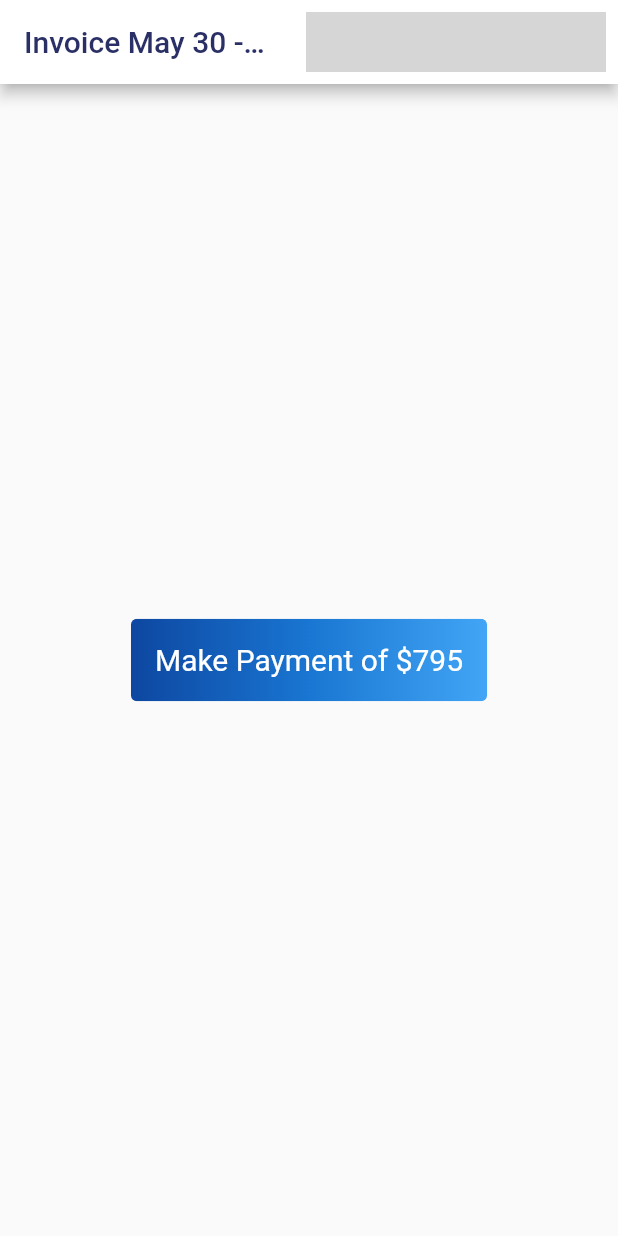
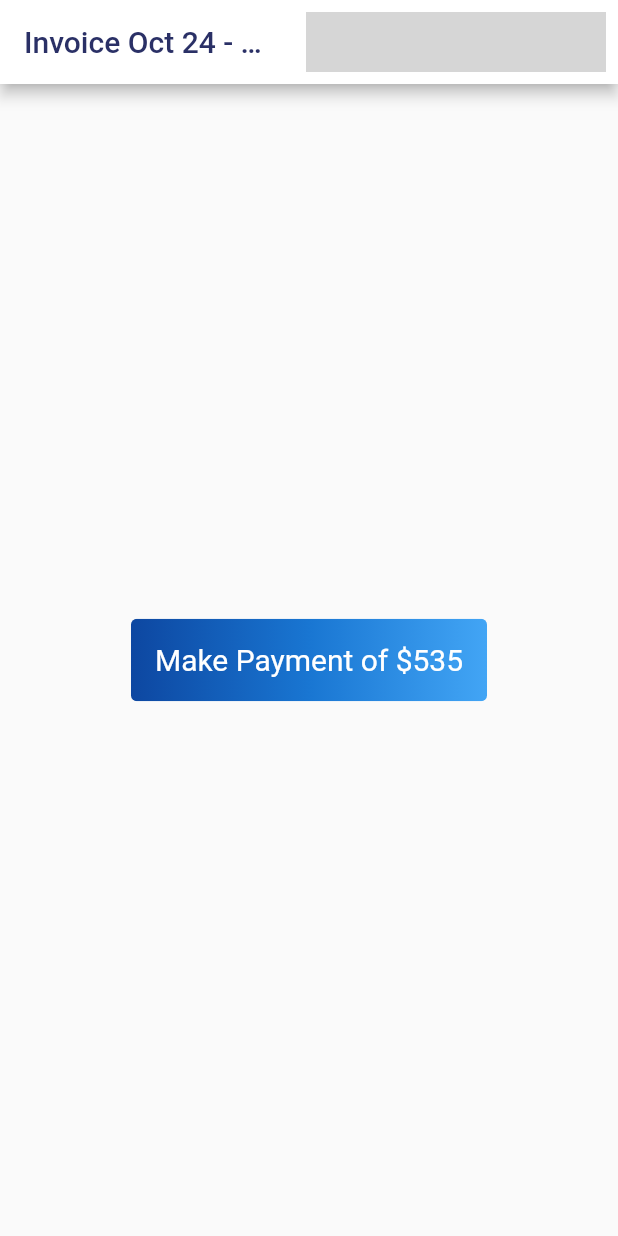
Before and after one commit to Team-Crushing-It/derosa_payment, a Flutter app: the screen it shows after launch, on a phone screen of 412 x 824 dp. Run offline on Flutter 3.47's test engine with Material 2 defaults, Android fonts, the phone set to English and light mode, and no system bars; our stand-ins replace bloc, cloud_firestore, equatable, firebase_auth, firebase_core, flutter_bloc and 1 more; missing offline and left inert: flow_builder, very_good_analysis; accounts and stored records are empty; generated files the repository leaves out were written again; network calls fail; grey boxes are pictures that could not be loaded.

Commit message:
Update home.dart

```diff
--- a/lib/home/view/home.dart
+++ b/lib/home/view/home.dart
@@ -30,8 +30,8 @@ class _HomeState extends State<Home> {
   @override
   Widget build(BuildContext context) {
     const id = 'DeRosa';
-    const title = 'May 30 - June 5';
-    const price = '795';
+    const title = 'Oct 24 - Oct 30';
+    const price = '535';
     final timeStamp = DateTime.now().toString();
 
     return Scaffold(
```
